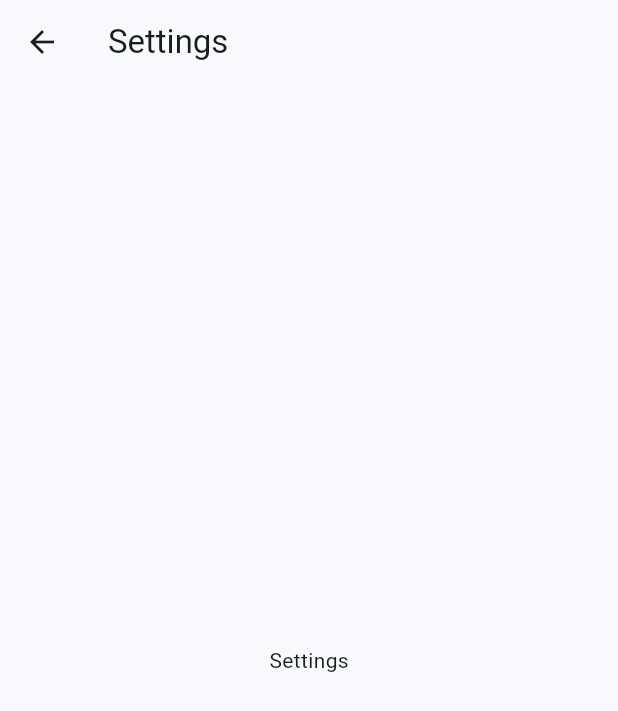
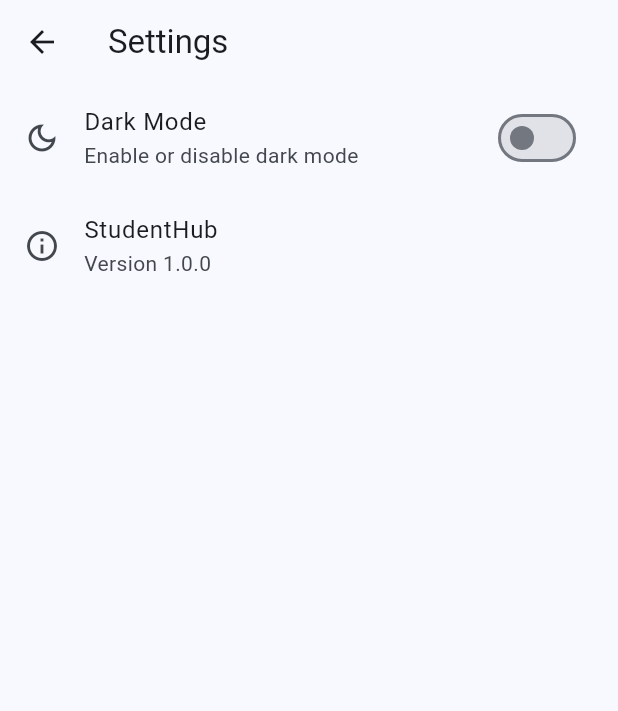
Before and after one commit to AZ-Stacker/studenthub-flutter, a Flutter app: the SettingsPage screen opened directly, on a phone screen of 412 x 824 dp. Shown: the top 711 px of the screen. Run offline on Flutter 3.47's test engine with Material 3 defaults, Android fonts, the phone set to English and light mode, and no system bars.

Commit message:
Add About and Settings pages

```diff
--- a/lib/pages/settings_page.dart
+++ b/lib/pages/settings_page.dart
@@ -1,11 +1,41 @@
 import 'package:flutter/material.dart';
 
-class SettingsPage extends StatelessWidget {
+class SettingsPage extends StatefulWidget {
   const SettingsPage({super.key});
 
   @override
-  Widget build(BuildContext context) => Scaffold(
-    appBar: AppBar(title: const Text('Settings')),
-    body: const Center(child: Text('Settings')),
-  );
+  State<SettingsPage> createState() => _SettingsPageState();
 }
+
+class _SettingsPageState extends State<SettingsPage> {
+  bool darkMode = false;
+
+  @override
+  Widget build(BuildContext context) {
+    return Scaffold(
+      appBar: AppBar(
+        title: const Text('Settings'),
+      ),
+      body: ListView(
+        children: [
+          SwitchListTile(
+            secondary: const Icon(Icons.dark_mode_outlined),
+            title: const Text('Dark Mode'),
+            subtitle: const Text('Enable or disable dark mode'),
+            value: darkMode,
+            onChanged: (value) {
+              setState(() {
+                darkMode = value;
+              });
+            },
+          ),
+          const ListTile(
+            leading: Icon(Icons.info_outline),
+            title: Text('StudentHub'),
+            subtitle: Text('Version 1.0.0'),
+          ),
+        ],
+      ),
+    );
+  }
+}
```
Also changed, not shown: lib/pages/about_page.dart (+84 -4 lines).
